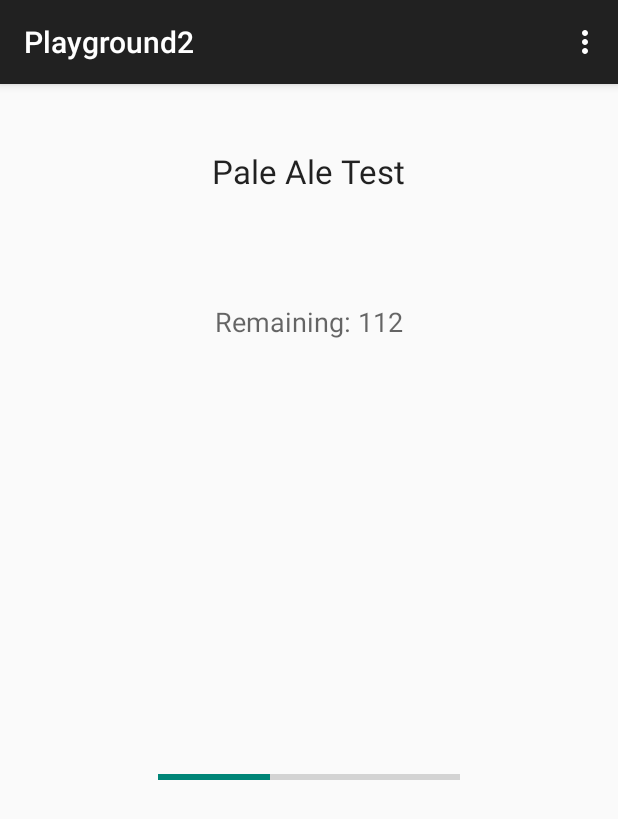
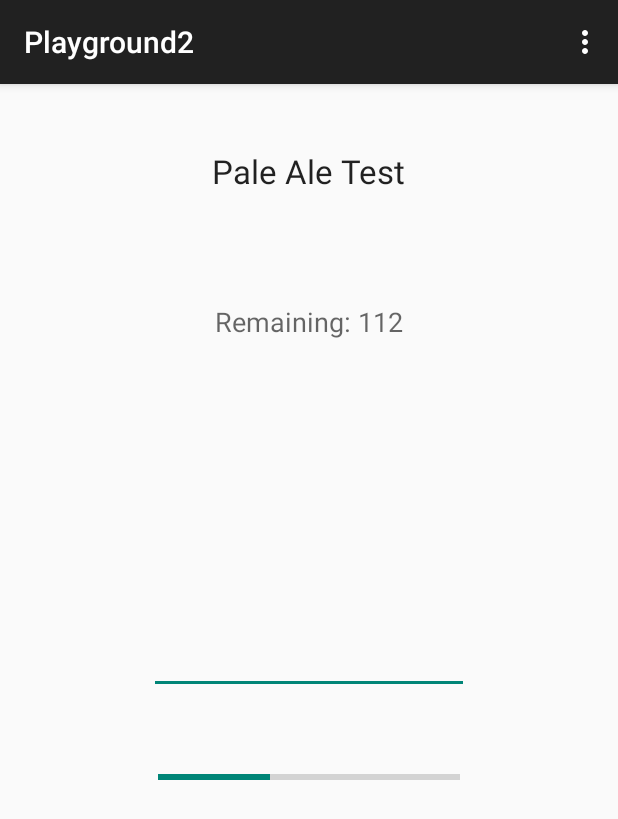
Before and after one commit to erlingn/BrewDawg, an Android app: the screen it shows after launch (Playground2), on a phone screen of 412 x 824 dp. Shown: the top 819 px of the screen. Run offline under Robolectric (Android 15) with nearby library versions, the phone set to English and light mode, and no system bars; 4 statements that could not run were skipped.

Commit message:
Added datepicker. User clicks textfield, picks date and the textfield gets updated with the Calendar objects value.

```diff
--- a/BrewDawg/src/main/java/com/ling/brewdawg/Playground2.java
+++ b/BrewDawg/src/main/java/com/ling/brewdawg/Playground2.java
@@ -1,5 +1,6 @@
 package com.ling.brewdawg;
 
+import android.app.DatePickerDialog;
 import android.app.DialogFragment;
 import android.os.CountDownTimer;
 import android.support.v7.app.ActionBarActivity;
@@ -14,6 +15,8 @@ import android.view.View;
 import android.view.ViewGroup;
 import android.os.Build;
 import android.os.Handler;
+import android.widget.DatePicker;
+import android.widget.EditText;
 import android.widget.ProgressBar;
 import android.widget.TextView;
 
@@ -21,6 +24,7 @@ import java.text.ParseException;
 import java.text.SimpleDateFormat;
 import java.util.Calendar;
 import java.util.Date;
+import java.util.Locale;
 
 public class Playground2 extends ActionBarActivity {
 
@@ -31,6 +35,7 @@ public class Playground2 extends ActionBarActivity {
 
     private TextView beerText;
     private TextView beerProgressText;
+    private EditText DateEditText;
 
     // Datoer
 
@@ -40,6 +45,33 @@ public class Playground2 extends ActionBarActivity {
     Calendar dateNow;
 
 
+    // Ny kalender hvor vi kan sette inn plukket dato
+    Calendar myCalendar = Calendar.getInstance();
+
+
+    // Hva gjøres med datoen som ble valgt. Oppdater Calendar.
+    DatePickerDialog.OnDateSetListener date = new DatePickerDialog.OnDateSetListener() {
+
+        @Override
+        public void onDateSet(DatePicker view, int year, int monthOfYear,
+                              int dayOfMonth) {
+
+            myCalendar.set(Calendar.YEAR, year);
+            myCalendar.set(Calendar.MONTH, monthOfYear);
+            myCalendar.set(Calendar.DAY_OF_MONTH, dayOfMonth);
+            updateDateTextField();
+        }
+
+    };
+
+    // Oppdater tekstfeltet med verdi satt i kalender
+    private void updateDateTextField() {
+
+        String myFormat = "dd-MMMM-yyyy";
+        SimpleDateFormat sdf = new SimpleDateFormat(myFormat, Locale.getDefault());
+
+        DateEditText.setText(sdf.format(myCalendar.getTime()));
+    }
 
     @Override
     protected void onCreate(Bundle savedInstanceState) {
@@ -51,6 +83,21 @@ public class Playground2 extends ActionBarActivity {
         beerText = (TextView) findViewById(R.id.beerDescription);
         beerProgressText = (TextView) findViewById(R.id.beerProgressText);
         beerProgressbar = (ProgressBar) findViewById(R.id.beerProgressBar);
+        DateEditText = (EditText) findViewById(R.id.DateEditText);
+
+
+        // Klikk inne i tekstboks, fyr opp en datepicker.
+
+        DateEditText.setOnClickListener(new View.OnClickListener() {
+
+            @Override
+            public void onClick(View v) {
+
+                new DatePickerDialog(Playground2.this, date, myCalendar
+                        .get(Calendar.YEAR), myCalendar.get(Calendar.MONTH),
+                        myCalendar.get(Calendar.DAY_OF_MONTH)).show();
+            }
+        });
 
 
         beerText.setText("Pale Ale Test");
--- a/BrewDawg/src/main/res/layout/activity_playground2.xml
+++ b/BrewDawg/src/main/res/layout/activity_playground2.xml
@@ -39,4 +39,12 @@
         android:layout_centerHorizontal="true"
         android:layout_gravity="center_horizontal|top" />
 
+    <EditText
+        android:layout_width="wrap_content"
+        android:layout_height="wrap_content"
+        android:inputType="date"
+        android:ems="10"
+        android:id="@+id/DateEditText"
+        android:layout_gravity="center" />
+
 </FrameLayout>
```
